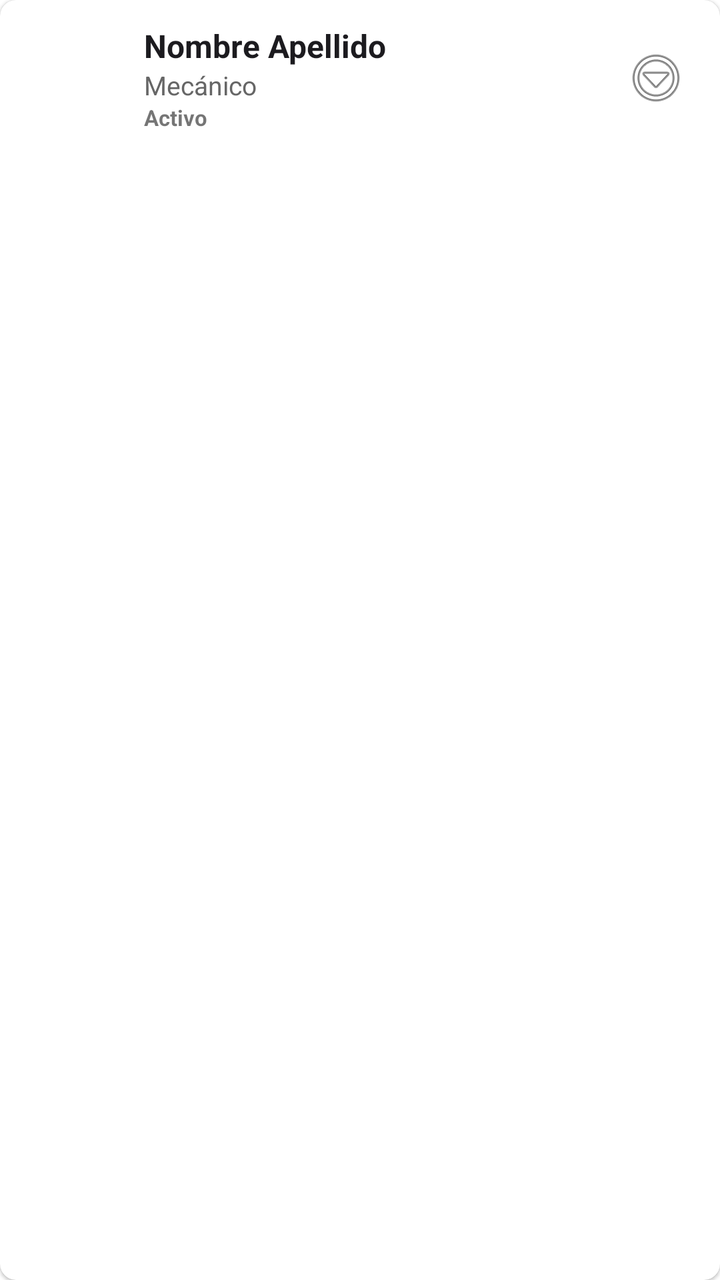
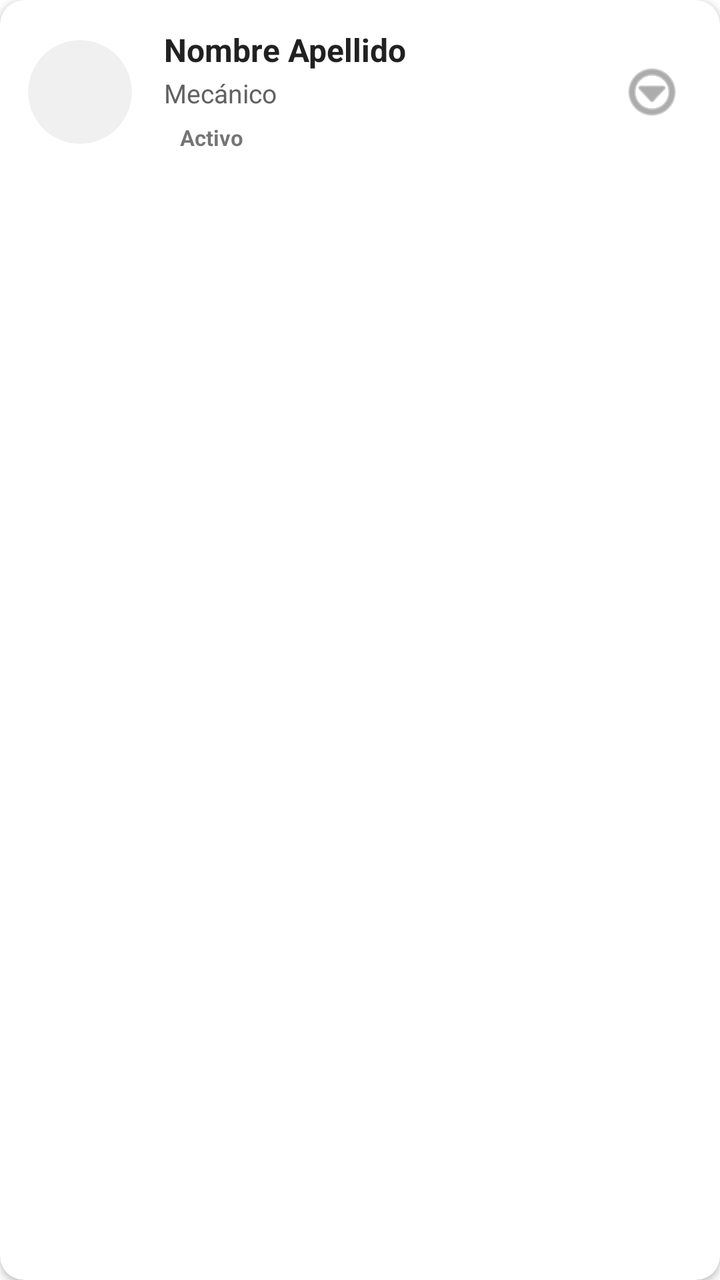

Compare the two renders of this Android layout. The source of the first and the diff that turns it into the second are given below.
<!-- AndroidManifest.xml: application theme Theme.Mancuria -->
<!-- res/layout/item_trabajador.xml -->
<?xml version="1.0" encoding="utf-8"?>
<com.google.android.material.card.MaterialCardView xmlns:android="http://schemas.android.com/apk/res/android"
    xmlns:app="http://schemas.android.com/apk/res-auto"
    android:layout_width="match_parent"
    android:layout_height="wrap_content"
    android:layout_marginBottom="8dp"
    app:cardCornerRadius="8dp"
    app:cardElevation="1dp">

    <LinearLayout
        android:layout_width="match_parent"
        android:layout_height="wrap_content"
        android:orientation="horizontal"
        android:padding="12dp"
        android:gravity="center_vertical">

        <ImageView
            android:id="@+id/ivTrabajador"
            android:layout_width="48dp"
            android:layout_height="48dp"
            android:src="@mipmap/ic_launcher_round"
            android:scaleType="centerCrop" />

        <LinearLayout
            android:layout_width="0dp"
            android:layout_height="wrap_content"
            android:layout_weight="1"
            android:orientation="vertical"
            android:layout_marginStart="12dp">

            <TextView
                android:id="@+id/tvNombreTrabajador"
                android:layout_width="wrap_content"
                android:layout_height="wrap_content"
                android:text="Nombre Apellido"
                android:textSize="16sp"
                android:textStyle="bold"
                android:textColor="@color/texto_principal" />

            <TextView
                android:id="@+id/tvRolTrabajador"
                android:layout_width="wrap_content"
                android:layout_height="wrap_content"
                android:text="Mecánico"
                android:textSize="13sp"
                android:textColor="#666666" />

            <TextView
                android:id="@+id/tvEstadoTrabajador"
                android:layout_width="wrap_content"
                android:layout_height="wrap_content"
                android:text="Activo"
                android:textSize="11sp"
                android:textStyle="bold" />
        </LinearLayout>

        <ImageButton
            android:id="@+id/btnOpcionesTrabajador"
            android:layout_width="40dp"
            android:layout_height="40dp"
            android:background="?attr/selectableItemBackgroundBorderless"
            android:src="@android:drawable/ic_menu_more"
            android:contentDescription="Opciones" />

    </LinearLayout>
</com.google.android.material.card.MaterialCardView>
<!-- resources referenced by this layout -->
<resources>
  <color name="texto_principal">#1C1B1F</color>
  <!-- mipmap ic_launcher_round (mipmap-anydpi-v26) -->
  <?xml version="1.0" encoding="utf-8"?>
  <adaptive-icon xmlns:android="http://schemas.android.com/apk/res/android">
      <background android:drawable="@mipmap/ic_launcher_background"/>
      <foreground android:drawable="@mipmap/ic_launcher_foreground"/>
      <monochrome android:drawable="@mipmap/ic_launcher_foreground"/>
  </adaptive-icon>
  <style name="Theme.Mancuria" parent="Base.Theme.Mancuria" />
  <style name="Base.Theme.Mancuria" parent="Theme.MaterialComponents.Light.NoActionBar">
          <item name="colorPrimary">@color/rojo_mancuria</item>
          <item name="colorPrimaryDark">@color/rojo_oscuro</item>
          <item name="colorAccent">@color/rojo_mancuria</item>
  
          <item name="android:windowBackground">@color/white</item>
          <item name="android:statusBarColor">@color/rojo_mancuria</item>
          <item name="android:windowLightStatusBar">false</item>
  
          
          <item name="android:textColorPrimary">#212121</item>
          <item name="android:editTextColor">#000000</item>
          <item name="android:textColorHint">#757575</item>
      </style>
  <color name="rojo_mancuria">#db2d2c</color>
  <color name="rojo_oscuro">#b71c1c</color>
  <color name="white">#FFFFFFFF</color>
</resources>

<!-- the commit's change to res/layout/item_trabajador.xml (unified diff, before → after) -->
@@ -3,30 +3,39 @@
     xmlns:app="http://schemas.android.com/apk/res-auto"
     android:layout_width="match_parent"
     android:layout_height="wrap_content"
-    android:layout_marginBottom="8dp"
-    app:cardCornerRadius="8dp"
-    app:cardElevation="1dp">
+    android:layout_marginBottom="10dp"
+    android:layout_marginHorizontal="2dp"
+    app:cardCornerRadius="12dp"
+    app:cardElevation="2dp"
+    app:cardBackgroundColor="#FFFFFF">
 
     <LinearLayout
         android:layout_width="match_parent"
         android:layout_height="wrap_content"
         android:orientation="horizontal"
-        android:padding="12dp"
+        android:padding="14dp"
         android:gravity="center_vertical">
 
-        <ImageView
-            android:id="@+id/ivTrabajador"
-            android:layout_width="48dp"
-            android:layout_height="48dp"
-            android:src="@mipmap/ic_launcher_round"
-            android:scaleType="centerCrop" />
+        <com.google.android.material.card.MaterialCardView
+            android:layout_width="52dp"
+            android:layout_height="52dp"
+            app:cardCornerRadius="26dp"
+            app:cardElevation="0dp"
+            app:cardBackgroundColor="#F0F0F0">
+            <ImageView
+                android:id="@+id/ivTrabajador"
+                android:layout_width="match_parent"
+                android:layout_height="match_parent"
+                android:src="@mipmap/ic_launcher_round"
+                android:scaleType="centerCrop" />
+        </com.google.android.material.card.MaterialCardView>
 
         <LinearLayout
             android:layout_width="0dp"
             android:layout_height="wrap_content"
             android:layout_weight="1"
             android:orientation="vertical"
-            android:layout_marginStart="12dp">
+            android:layout_marginStart="16dp">
 
             <TextView
                 android:id="@+id/tvNombreTrabajador"
@@ -35,7 +44,7 @@
                 android:text="Nombre Apellido"
                 android:textSize="16sp"
                 android:textStyle="bold"
-                android:textColor="@color/texto_principal" />
+                android:textColor="#212121" />
 
             <TextView
                 android:id="@+id/tvRolTrabajador"
@@ -43,7 +52,8 @@
                 android:layout_height="wrap_content"
                 android:text="Mecánico"
                 android:textSize="13sp"
-                android:textColor="#666666" />
+                android:textColor="#616161"
+                android:layout_marginTop="2dp"/>
 
             <TextView
                 android:id="@+id/tvEstadoTrabajador"
@@ -51,7 +61,11 @@
                 android:layout_height="wrap_content"
                 android:text="Activo"
                 android:textSize="11sp"
-                android:textStyle="bold" />
+                android:textStyle="bold"
+                android:layout_marginTop="4dp"
+                android:paddingHorizontal="8dp"
+                android:paddingVertical="2dp"
+                android:background="@drawable/bg_badge_estado"/>
         </LinearLayout>
 
         <ImageButton
@@ -60,6 +74,7 @@
             android:layout_height="40dp"
             android:background="?attr/selectableItemBackgroundBorderless"
             android:src="@android:drawable/ic_menu_more"
+            app:tint="#757575"
             android:contentDescription="Opciones" />
 
     </LinearLayout>
<!-- resource entries referenced after the edit -->
@@ -1,6 +1,13 @@
 <!-- resources referenced by this layout -->
 <resources>
-  <color name="texto_principal">#1C1B1F</color>
+  <!-- drawable bg_badge_estado (drawable) -->
+  <?xml version="1.0" encoding="utf-8"?>
+  <shape xmlns:android="http://schemas.android.com/apk/res/android"
+      android:shape="rectangle">
+      <solid android:color="#FFFFFF"/>
+      <corners android:radius="20dp"/>
+      <padding android:left="10dp" android:right="10dp" android:top="4dp" android:bottom="4dp"/>
+  </shape>
   <!-- mipmap ic_launcher_round (mipmap-anydpi-v26) -->
   <?xml version="1.0" encoding="utf-8"?>
   <adaptive-icon xmlns:android="http://schemas.android.com/apk/res/android">
